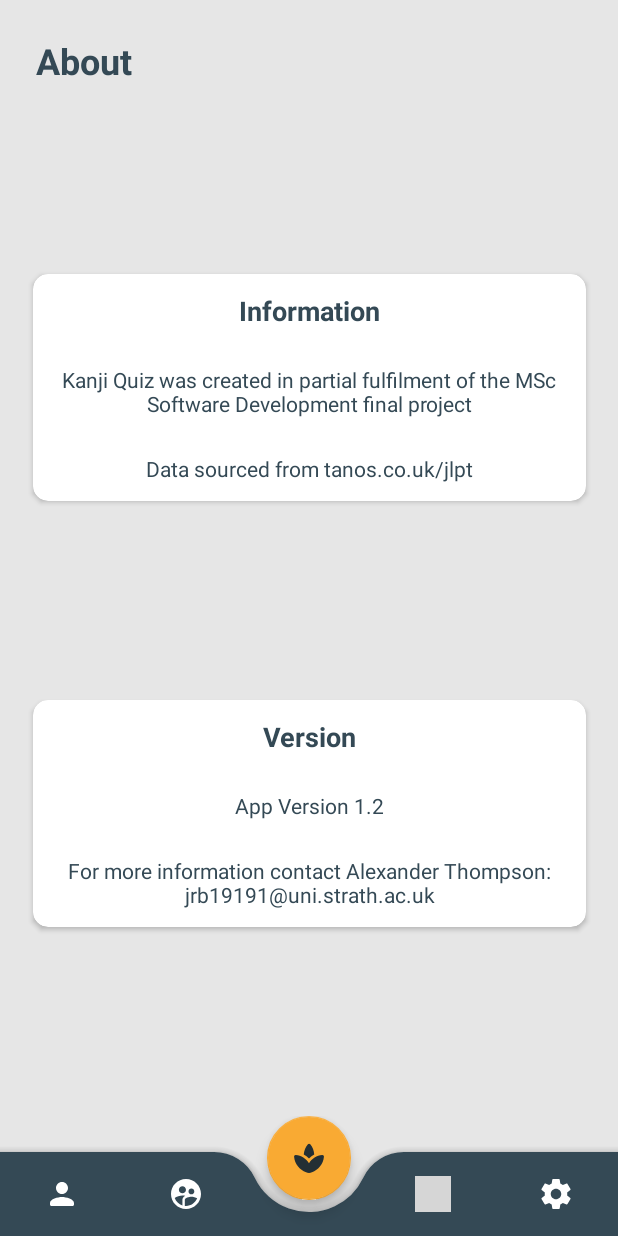
After one commit to LexuLexu/Kanji_Quiz, an Android app: the AboutActivity screen opened directly, with no data from a screen before it, on a phone screen of 412 x 824 dp. The commit adds this screen. Run offline under Robolectric (Android 15) with nearby library versions, the phone set to English and light mode, and no system bars; grey boxes are pictures that could not be loaded.

Commit message:
About page added

```diff
--- a/app/src/main/AndroidManifest.xml
+++ b/app/src/main/AndroidManifest.xml
@@ -5,19 +5,21 @@
     <uses-permission android:name="android.permission.INTERNET" />
 
     <application
+        android:allowBackup="true"
         android:hardwareAccelerated="true"
-        android:allowBackup="true"
         android:icon="@mipmap/ic_launcher"
         android:label="@string/app_name"
         android:roundIcon="@mipmap/ic_launcher_round"
         android:supportsRtl="true"
         android:theme="@style/Theme.QuizTest1">
+        <activity android:name=".AboutActivity"></activity>
         <activity android:name=".LevelChoiceActivity" />
         <activity android:name=".RegisterActivity" />
         <activity android:name=".LeaderboardActivity" />
         <activity android:name=".LoginActivity">
             <intent-filter>
                 <action android:name="android.intent.action.MAIN" />
+
                 <category android:name="android.intent.category.LAUNCHER" />
             </intent-filter>
         </activity>
--- /dev/null
+++ b/app/src/main/java/com/example/quiztest1/AboutActivity.java
@@ -0,0 +1,63 @@
+package com.example.quiztest1;
+
+import androidx.annotation.NonNull;
+import androidx.appcompat.app.AppCompatActivity;
+
+import android.content.Intent;
+import android.os.Bundle;
+import android.view.Menu;
+import android.view.MenuItem;
+import android.view.View;
+
+import com.google.android.material.bottomnavigation.BottomNavigationView;
+
+public class AboutActivity extends AppCompatActivity {
+
+    @Override
+    protected void onCreate(Bundle savedInstanceState) {
+        super.onCreate(savedInstanceState);
+        setContentView(R.layout.activity_about);
+
+        BottomNavigationView bottomNavigationView = (BottomNavigationView) findViewById(R.id.BottomNavigationBar);
+        bottomNavigationView.setOnNavigationItemSelectedListener(new BottomNavigationView.OnNavigationItemSelectedListener() {
+            Menu menu = bottomNavigationView.getMenu();
+            MenuItem menuItem = menu.getItem(2).setChecked(true);
+
+            @Override
+            public boolean onNavigationItemSelected(@NonNull MenuItem item) {
+
+                switch (item.getItemId()) {
+
+                    case (R.id.ic_profile):
+                        Intent intent = new Intent(AboutActivity.this, ProfileActivity.class);
+                        startActivity(intent);
+                        break;
+
+                    case (R.id.ic_friends):
+                        Intent intent2 = new Intent(AboutActivity.this, FriendsActivity.class);
+                        startActivity(intent2);
+                        break;
+
+                    case (R.id.ic_leaderboard):
+                        Intent intent3 = new Intent(AboutActivity.this, LeaderboardActivity.class);
+                        startActivity(intent3);
+                        break;
+
+                    case (R.id.ic_settings):
+                        Intent intent4 = new Intent(AboutActivity.this, SettingsActivity.class);
+                        startActivity(intent4);
+                        break;
+
+                }
+                return false;
+
+            }
+
+        });
+    }
+
+    public void go_to_questions (View view) {
+        Intent levelChoiceIntent = new Intent(AboutActivity.this, LevelChoiceActivity.class);
+        startActivity(levelChoiceIntent);
+    }
+}
--- a/app/src/main/java/com/example/quiztest1/SettingsActivity.java
+++ b/app/src/main/java/com/example/quiztest1/SettingsActivity.java
@@ -3,6 +3,7 @@ package com.example.quiztest1;
 import android.content.Intent;
 import android.content.SharedPreferences;
 import android.os.Bundle;
+import android.provider.Settings;
 import android.view.Menu;
 import android.view.MenuItem;
 import android.view.View;
@@ -151,9 +152,12 @@ public class SettingsActivity extends AppCompatActivity {
     }
 
     public void go_to_questions (View view) {
-
         Intent levelChoiceIntent = new Intent(SettingsActivity.this, LevelChoiceActivity.class);
         startActivity(levelChoiceIntent);
     }
 
+    public void go_to_about (View view) {
+        startActivity(new Intent (SettingsActivity.this, AboutActivity.class));
+    }
+
 }
--- /dev/null
+++ b/app/src/main/res/layout/activity_about.xml
@@ -0,0 +1,180 @@
+<?xml version="1.0" encoding="utf-8"?>
+<androidx.constraintlayout.widget.ConstraintLayout xmlns:android="http://schemas.android.com/apk/res/android"
+    xmlns:app="http://schemas.android.com/apk/res-auto"
+    xmlns:tools="http://schemas.android.com/tools"
+    android:layout_width="match_parent"
+    android:layout_height="match_parent"
+    android:background="@color/background"
+    tools:context=".AboutActivity">
+
+    <TextView
+        android:id="@+id/aboutText"
+        android:layout_width="wrap_content"
+        android:layout_height="wrap_content"
+        android:layout_marginStart="24dp"
+        android:layout_marginTop="24dp"
+        android:text="About"
+        android:textColor="@color/colorPrimary"
+        android:textSize="24sp"
+        android:textStyle="bold"
+        app:layout_constraintStart_toStartOf="parent"
+        app:layout_constraintTop_toTopOf="parent" />
+
+    <androidx.cardview.widget.CardView
+        android:id="@+id/infoCard1"
+        android:layout_width="379dp"
+        android:layout_height="wrap_content"
+        app:cardBackgroundColor="@android:color/white"
+        app:cardCornerRadius="10dp"
+        app:cardElevation="2dp"
+        app:cardUseCompatPadding="true"
+        app:layout_constraintBottom_toTopOf="@+id/infoCard2"
+        app:layout_constraintEnd_toEndOf="parent"
+        app:layout_constraintHorizontal_bias="0.5"
+        app:layout_constraintStart_toStartOf="parent"
+        app:layout_constraintTop_toBottomOf="@+id/aboutText">
+
+        <LinearLayout
+            android:layout_width="fill_parent"
+            android:layout_height="fill_parent"
+            android:orientation="vertical">
+
+            <TextView
+                android:id="@+id/textView"
+                android:layout_width="match_parent"
+                android:layout_height="wrap_content"
+                android:gravity="center_horizontal"
+                android:padding="12dp"
+                android:text="Information"
+                android:textColor="@color/colorPrimary"
+                android:textSize="18sp"
+                android:textStyle="bold" />
+
+            <TextView
+                android:id="@+id/textView2"
+                android:layout_width="match_parent"
+                android:layout_height="wrap_content"
+                android:gravity="center_horizontal"
+                android:padding="12dp"
+                android:text="Kanji Quiz was created in partial fulfilment of the MSc Software Development final project"
+                android:textColor="@color/colorPrimary"
+                android:textSize="14sp" />
+
+            <TextView
+                android:id="@+id/textView3"
+                android:layout_width="match_parent"
+                android:layout_height="wrap_content"
+                android:gravity="center_horizontal"
+                android:padding="12dp"
+                android:text="Data sourced from tanos.co.uk/jlpt"
+                android:textColor="@color/colorPrimary"
+                android:textSize="14sp" />
+        </LinearLayout>
+
+
+    </androidx.cardview.widget.CardView>
+
+    <androidx.cardview.widget.CardView
+        android:id="@+id/infoCard2"
+        android:layout_width="379dp"
+        android:layout_height="wrap_content"
+        app:cardBackgroundColor="@android:color/white"
+        app:cardCornerRadius="10dp"
+        app:cardElevation="2dp"
+        app:cardUseCompatPadding="true"
+        app:layout_constraintBottom_toTopOf="@+id/BottomNavBarLayout"
+        app:layout_constraintEnd_toEndOf="parent"
+        app:layout_constraintHorizontal_bias="0.5"
+        app:layout_constraintStart_toStartOf="parent"
+        app:layout_constraintTop_toBottomOf="@+id/infoCard1">
+
+        <LinearLayout
+            android:layout_width="fill_parent"
+            android:layout_height="fill_parent"
+            android:orientation="vertical">
+
+            <TextView
+                android:id="@+id/textViewB"
+                android:layout_width="match_parent"
+                android:layout_height="wrap_content"
+                android:gravity="center_horizontal"
+                android:padding="12dp"
+                android:text="Version"
+                android:textColor="@color/colorPrimary"
+                android:textSize="18sp"
+                android:textStyle="bold" />
+
+            <TextView
+                android:id="@+id/textViewB2"
+                android:layout_width="match_parent"
+                android:layout_height="wrap_content"
+                android:gravity="center_horizontal"
+                android:padding="12dp"
+                android:text="App Version 1.2"
+                android:textColor="@color/colorPrimary"
+                android:textSize="14sp" />
+
+            <TextView
+                android:id="@+id/textViewB3"
+                android:layout_width="match_parent"
+                android:layout_height="wrap_content"
+                android:gravity="center_horizontal"
+                android:padding="12dp"
+                android:text="For more information contact Alexander Thompson: jrb19191@uni.strath.ac.uk"
+                android:textColor="@color/colorPrimary"
+                android:textSize="14sp" />
+        </LinearLayout>
+
+
+    </androidx.cardview.widget.CardView>
+
+    <androidx.coordinatorlayout.widget.CoordinatorLayout
+        android:id="@+id/BottomNavBarLayout"
+        android:layout_width="match_parent"
+        android:layout_height="80dp"
+        android:layout_alignParentBottom="true"
+        app:layout_constraintBottom_toBottomOf="parent">
+
+        <com.google.android.material.bottomappbar.BottomAppBar
+            android:id="@+id/BottomNavBar"
+            android:layout_width="match_parent"
+            android:layout_height="56dp"
+            android:layout_gravity="bottom"
+            android:clickable="false"
+            android:focusable="false"
+            app:backgroundTint="@color/colorPrimary"
+            app:contentInsetStart="0dp"
+            app:fabAlignmentMode="center"
+            app:fabCradleMargin="12dp"
+            app:fabCradleRoundedCornerRadius="30dp">
+
+        </com.google.android.material.bottomappbar.BottomAppBar>
+
+        <com.google.android.material.bottomnavigation.BottomNavigationView
+            android:id="@+id/BottomNavigationBar"
+            android:layout_width="match_parent"
+            android:layout_height="56dp"
+            android:layout_gravity="bottom|center|fill_horizontal"
+            android:background="#00000000"
+            android:backgroundTint="@null"
+            app:backgroundTint="@null"
+            app:elevation="0dp"
+            app:itemIconTint="@color/bottom_nav_select"
+            app:itemTextColor="@color/bottom_nav_select"
+            app:menu="@menu/bottom_navigation_menu"
+            app:useCompatPadding="false" />
+
+        <com.google.android.material.floatingactionbutton.FloatingActionButton
+            android:id="@+id/fab"
+            android:layout_width="wrap_content"
+            android:layout_height="wrap_content"
+            android:onClick="go_to_questions"
+            app:backgroundTint="@color/colorAccent"
+            app:layout_anchor="@+id/BottomNavBar"
+            app:layout_anchorGravity="top|center"
+            app:srcCompat="@drawable/spa_24px"
+            app:tint="@color/colorPrimaryDark" />
+
+    </androidx.coordinatorlayout.widget.CoordinatorLayout>
+
+</androidx.constraintlayout.widget.ConstraintLayout>
--- a/app/src/main/res/layout/activity_settings.xml
+++ b/app/src/main/res/layout/activity_settings.xml
@@ -342,6 +342,7 @@
         android:textColor="@color/colorPrimary"
         android:textSize="18sp"
         android:textStyle="bold"
+        android:onClick="go_to_about"
         app:iconPadding="8dp"
         app:layout_constraintEnd_toEndOf="parent"
         app:layout_constraintHorizontal_bias="0.5"
```
